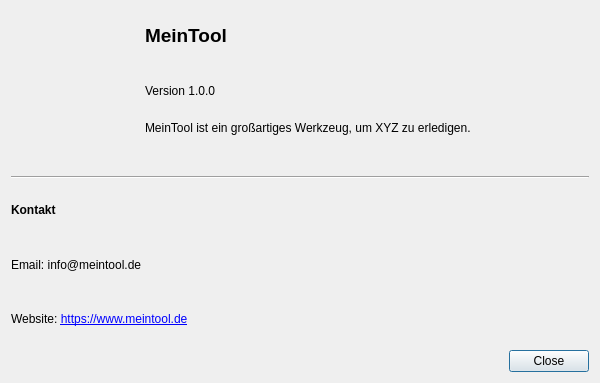
Old version of the form src/ui/design/about.ui in the repository CodeName-666/VDataParser.
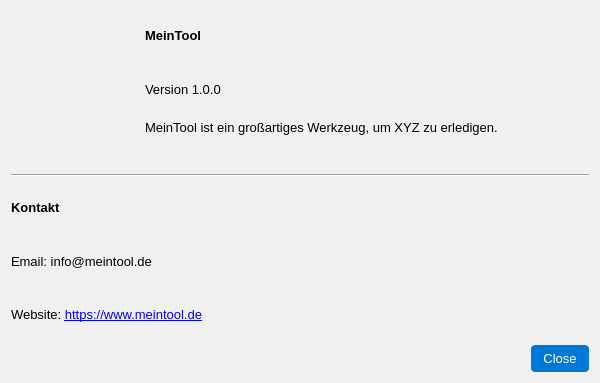
New version of the form.

```diff
--- a/src/ui/design/about.ui
+++ b/src/ui/design/about.ui
@@ -13,6 +13,13 @@
   <property name="windowTitle">
    <string>Über MeinTool</string>
   </property>
+  <property name="styleSheet">
+   <string>QWidget { font-family: "Segoe UI", sans-serif; font-size: 10pt; background-color: #f0f0f0; }
+QPushButton { border: none; padding: 6px 12px; border-radius: 4px; background-color: #0078d7; color: white; }
+QPushButton:hover { background-color: #005a9e; }
+QGroupBox { border: 1px solid #cccccc; border-radius: 4px; margin-top: 6px; }
+QGroupBox::title { subcontrol-origin: margin; subcontrol-position: top left; padding: 0 6px; }</string>
+  </property>
   <layout class="QVBoxLayout" name="verticalLayoutMain">
    <item>
     <layout class="QHBoxLayout" name="horizontalLayoutTop">
```
